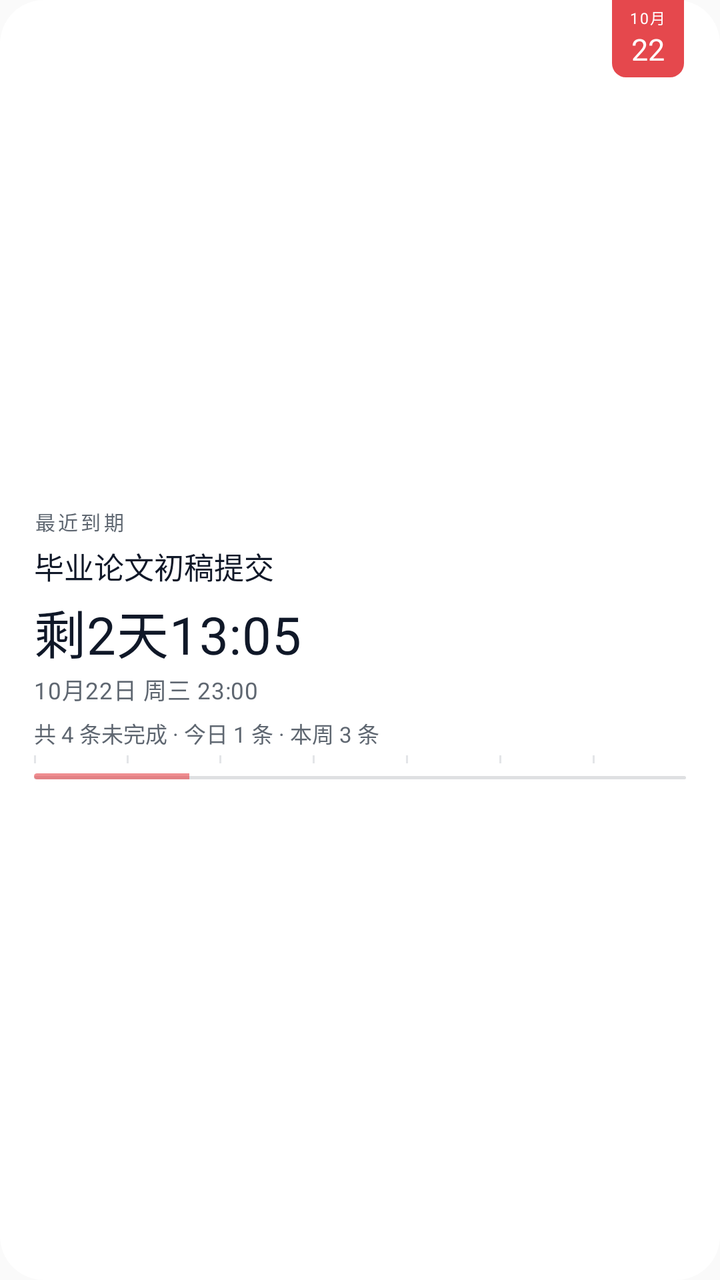
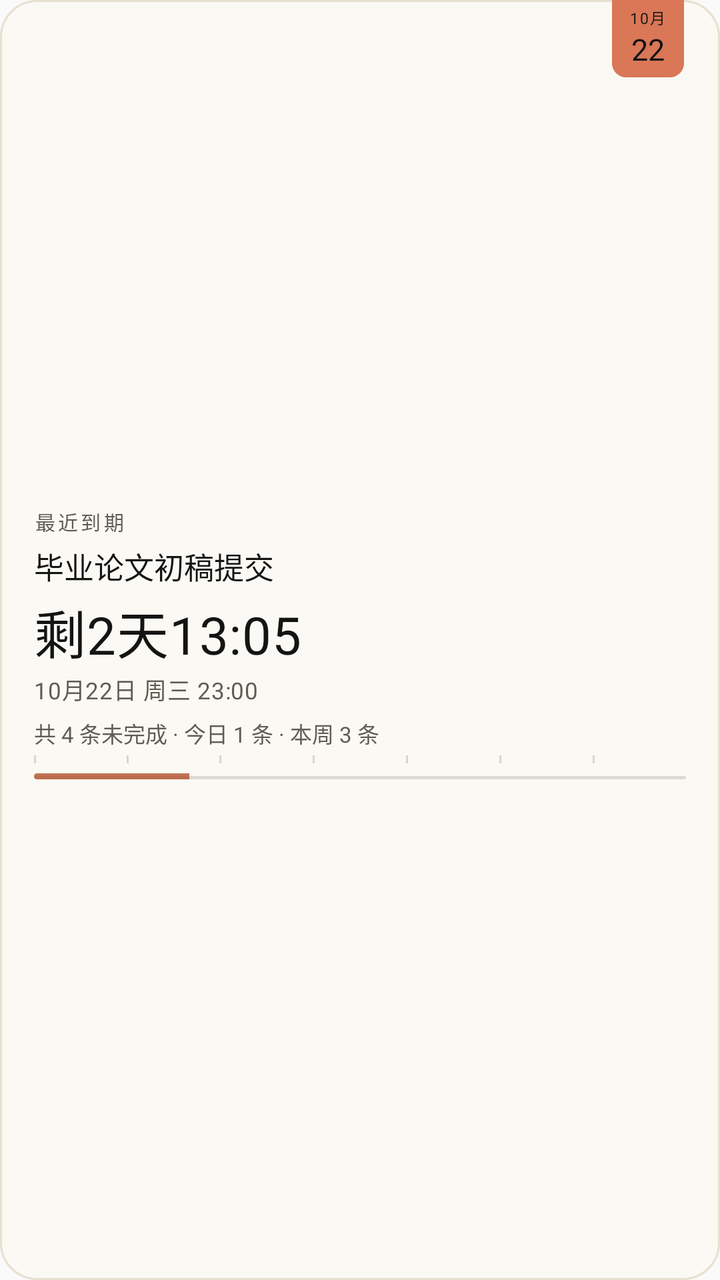

Two renders of the same Android screen: before a commit and after it. Below are the layout's source before the change and the commit's diff.
<!-- AndroidManifest.xml: application theme android:Theme.Material.Light.NoActionBar -->
<!-- res/layout/widget_v1_preview.xml -->
<?xml version="1.0" encoding="utf-8"?>
<FrameLayout xmlns:android="http://schemas.android.com/apk/res/android"
    android:layout_width="match_parent"
    android:layout_height="match_parent"
    android:background="@drawable/widget_bg_light">

    <LinearLayout
        android:layout_width="match_parent"
        android:layout_height="wrap_content"
        android:layout_gravity="center_vertical"
        android:orientation="vertical"
        android:paddingStart="17dp"
        android:paddingTop="11dp"
        android:paddingEnd="17dp"
        android:paddingBottom="8dp">

        <TextView
            android:layout_width="wrap_content"
            android:layout_height="wrap_content"
            android:text="@string/wgt_header_recent"
            android:textColor="#FF5F6771"
            android:textSize="10sp"
            android:letterSpacing="0.14"
/>

        <TextView
            android:layout_width="match_parent"
            android:layout_height="wrap_content"
            android:layout_marginTop="4dp"
            android:layout_marginEnd="48dp"
            android:text="@string/pv_title_thesis"
            android:textColor="#FF101828"
            android:textSize="15sp"
            android:maxLines="1"
            android:ellipsize="end"
/>

        <TextView
            android:layout_width="wrap_content"
            android:layout_height="wrap_content"
            android:layout_marginTop="3dp"
            android:layout_marginBottom="1dp"
            android:text="@string/pv_cd_days"
            android:textColor="#FF101828"
            android:textSize="26sp"
            android:maxLines="1"
            android:letterSpacing="0.01"
/>

        <TextView
            android:layout_width="wrap_content"
            android:layout_height="wrap_content"
            android:text="@string/pv_abs_line"
            android:textColor="#FF5F6771"
            android:textSize="11.5sp"
            android:letterSpacing="0.02"
/>

        <TextView
            android:layout_width="wrap_content"
            android:layout_height="wrap_content"
            android:layout_marginTop="5dp"
            android:text="@string/pv_meta"
            android:textColor="#FF5F6771"
            android:textSize="11sp"
/>

        <FrameLayout
            android:layout_width="match_parent"
            android:layout_height="12dp"
            android:layout_marginTop="3dp">

            <LinearLayout
                android:layout_width="match_parent"
                android:layout_height="match_parent"
                android:orientation="horizontal">

                <FrameLayout
                    android:layout_width="0dp"
                    android:layout_height="match_parent"
                    android:layout_weight="1">

                    <TextView
                        android:layout_width="1dp"
                        android:layout_height="4dp"
                        android:layout_gravity="left|top"
                        android:background="@drawable/widget_tick" />
                </FrameLayout>

                <FrameLayout
                    android:layout_width="0dp"
                    android:layout_height="match_parent"
                    android:layout_weight="1">

                    <TextView
                        android:layout_width="1dp"
                        android:layout_height="4dp"
                        android:layout_gravity="left|top"
                        android:background="@drawable/widget_tick" />
                </FrameLayout>

                <FrameLayout
                    android:layout_width="0dp"
                    android:layout_height="match_parent"
                    android:layout_weight="1">

                    <TextView
                        android:layout_width="1dp"
                        android:layout_height="4dp"
                        android:layout_gravity="left|top"
                        android:background="@drawable/widget_tick" />
                </FrameLayout>

                <FrameLayout
                    android:layout_width="0dp"
                    android:layout_height="match_parent"
                    android:layout_weight="1">

                    <TextView
                        android:layout_width="1dp"
                        android:layout_height="4dp"
                        android:layout_gravity="left|top"
                        android:background="@drawable/widget_tick" />
                </FrameLayout>

                <FrameLayout
                    android:layout_width="0dp"
                    android:layout_height="match_parent"
                    android:layout_weight="1">

                    <TextView
                        android:layout_width="1dp"
                        android:layout_height="4dp"
                        android:layout_gravity="left|top"
                        android:background="@drawable/widget_tick" />
                </FrameLayout>

                <FrameLayout
                    android:layout_width="0dp"
                    android:layout_height="match_parent"
                    android:layout_weight="1">

                    <TextView
                        android:layout_width="1dp"
                        android:layout_height="4dp"
                        android:layout_gravity="left|top"
                        android:background="@drawable/widget_tick" />
                </FrameLayout>

                <FrameLayout
                    android:layout_width="0dp"
                    android:layout_height="match_parent"
                    android:layout_weight="1">

                    <TextView
                        android:layout_width="1dp"
                        android:layout_height="4dp"
                        android:layout_gravity="left|top"
                        android:background="@drawable/widget_tick" />
                </FrameLayout>
            </LinearLayout>

            <TextView
                android:layout_width="match_parent"
                android:layout_height="1.5dp"
                android:layout_gravity="bottom"
                android:background="@drawable/widget_ruler_track_light" />

            <ProgressBar
                style="@android:style/Widget.ProgressBar.Horizontal"
                android:layout_width="match_parent"
                android:layout_height="3dp"
                android:layout_gravity="bottom"
                android:max="168"
                android:progress="40"
                android:progressDrawable="@drawable/widget_ruler_progress" />
        </FrameLayout>
    </LinearLayout>

    <LinearLayout
        android:layout_width="36dp"
        android:layout_height="wrap_content"
        android:layout_gravity="top|end"
        android:layout_marginEnd="18dp"
        android:background="@drawable/widget_calpg_light"
        android:gravity="center_horizontal"
        android:orientation="vertical"
        android:paddingTop="3dp"
        android:paddingBottom="4dp">

        <TextView
            android:layout_width="wrap_content"
            android:layout_height="wrap_content"
            android:text="@string/ph_calpg_month"
            android:textColor="#FFFFFFFF"
            android:textSize="7.5sp"
            android:letterSpacing="0.08"
/>

        <TextView
            android:layout_width="wrap_content"
            android:layout_height="wrap_content"
            android:text="22"
            android:textColor="#FFFFFFFF"
            android:textSize="15sp"
/>
    </LinearLayout>
</FrameLayout>
<!-- resources referenced by this layout -->
<resources>
  <!-- drawable widget_bg_light (drawable) -->
  <?xml version="1.0" encoding="utf-8"?>
  <shape xmlns:android="http://schemas.android.com/apk/res/android">
      <solid android:color="#FFFFFFFF" />
      <corners android:radius="22dp" />
  </shape>
  <!-- drawable widget_calpg_light (drawable) -->
  <?xml version="1.0" encoding="utf-8"?>
  <shape xmlns:android="http://schemas.android.com/apk/res/android">
      <solid android:color="#FFE5484D" />
      <corners android:bottomLeftRadius="7dp" android:bottomRightRadius="7dp" />
  </shape>
  <!-- drawable widget_ruler_progress (drawable) -->
  <?xml version="1.0" encoding="utf-8"?>
  <layer-list xmlns:android="http://schemas.android.com/apk/res/android">
      <item android:id="@android:id/progress">
          <clip>
              <shape android:shape="rectangle">
                  <corners android:radius="2dp" />
                  <solid android:color="#9EE5484D" />
              </shape>
          </clip>
      </item>
  </layer-list>
  <!-- drawable widget_ruler_track_light (drawable) -->
  <?xml version="1.0" encoding="utf-8"?>
  <shape xmlns:android="http://schemas.android.com/apk/res/android">
      <solid android:color="#22101828" />
      <corners android:radius="1dp" />
  </shape>
  <!-- drawable widget_tick (drawable) -->
  <?xml version="1.0" encoding="utf-8"?>
  <shape xmlns:android="http://schemas.android.com/apk/res/android">
      <solid android:color="#3D8B949E" />
      <size android:width="1dp" />
  </shape>
  <string name="ph_calpg_month">10月</string>
  <string name="pv_abs_line">10月22日 周三 23:00</string>
  <string name="pv_cd_days">剩2天13:05</string>
  <string name="pv_meta">共 4 条未完成 · 今日 1 条 · 本周 3 条</string>
  <string name="pv_title_thesis">毕业论文初稿提交</string>
  <string name="wgt_header_recent">最近到期</string>
</resources>

<!-- the commit's change to res/layout/widget_v1_preview.xml (unified diff, before → after) -->
@@ -18,7 +18,7 @@
             android:layout_width="wrap_content"
             android:layout_height="wrap_content"
             android:text="@string/wgt_header_recent"
-            android:textColor="#FF5F6771"
+            android:textColor="#FF5F5C53"
             android:textSize="10sp"
             android:letterSpacing="0.14"
 />
@@ -29,7 +29,7 @@
             android:layout_marginTop="4dp"
             android:layout_marginEnd="48dp"
             android:text="@string/pv_title_thesis"
-            android:textColor="#FF101828"
+            android:textColor="#FF141413"
             android:textSize="15sp"
             android:maxLines="1"
             android:ellipsize="end"
@@ -41,7 +41,7 @@
             android:layout_marginTop="3dp"
             android:layout_marginBottom="1dp"
             android:text="@string/pv_cd_days"
-            android:textColor="#FF101828"
+            android:textColor="#FF141413"
             android:textSize="26sp"
             android:maxLines="1"
             android:letterSpacing="0.01"
@@ -51,7 +51,7 @@
             android:layout_width="wrap_content"
             android:layout_height="wrap_content"
             android:text="@string/pv_abs_line"
-            android:textColor="#FF5F6771"
+            android:textColor="#FF5F5C53"
             android:textSize="11.5sp"
             android:letterSpacing="0.02"
 />
@@ -61,7 +61,7 @@
             android:layout_height="wrap_content"
             android:layout_marginTop="5dp"
             android:text="@string/pv_meta"
-            android:textColor="#FF5F6771"
+            android:textColor="#FF5F5C53"
             android:textSize="11sp"
 />
 
@@ -192,7 +192,7 @@
             android:layout_width="wrap_content"
             android:layout_height="wrap_content"
             android:text="@string/ph_calpg_month"
-            android:textColor="#FFFFFFFF"
+            android:textColor="#FF141413"
             android:textSize="7.5sp"
             android:letterSpacing="0.08"
 />
@@ -201,7 +201,7 @@
             android:layout_width="wrap_content"
             android:layout_height="wrap_content"
             android:text="22"
-            android:textColor="#FFFFFFFF"
+            android:textColor="#FF141413"
             android:textSize="15sp"
 />
     </LinearLayout>
<!-- resource entries referenced after the edit -->
@@ -3,13 +3,14 @@
   <!-- drawable widget_bg_light (drawable) -->
   <?xml version="1.0" encoding="utf-8"?>
   <shape xmlns:android="http://schemas.android.com/apk/res/android">
-      <solid android:color="#FFFFFFFF" />
-      <corners android:radius="22dp" />
+      <solid android:color="#FFFBF9F3" />
+      <stroke android:width="1dp" android:color="#FFE6E0D0" />
+      <corners android:radius="18dp" />
   </shape>
   <!-- drawable widget_calpg_light (drawable) -->
   <?xml version="1.0" encoding="utf-8"?>
   <shape xmlns:android="http://schemas.android.com/apk/res/android">
-      <solid android:color="#FFE5484D" />
+      <solid android:color="#FFD97757" />
       <corners android:bottomLeftRadius="7dp" android:bottomRightRadius="7dp" />
   </shape>
   <!-- drawable widget_ruler_progress (drawable) -->
@@ -19,7 +20,7 @@
           <clip>
               <shape android:shape="rectangle">
                   <corners android:radius="2dp" />
-                  <solid android:color="#9EE5484D" />
+                  <solid android:color="#CCB4522E" />
               </shape>
           </clip>
       </item>
@@ -27,13 +28,13 @@
   <!-- drawable widget_ruler_track_light (drawable) -->
   <?xml version="1.0" encoding="utf-8"?>
   <shape xmlns:android="http://schemas.android.com/apk/res/android">
-      <solid android:color="#22101828" />
+      <solid android:color="#22141413" />
       <corners android:radius="1dp" />
   </shape>
   <!-- drawable widget_tick (drawable) -->
   <?xml version="1.0" encoding="utf-8"?>
   <shape xmlns:android="http://schemas.android.com/apk/res/android">
-      <solid android:color="#3D8B949E" />
+      <solid android:color="#4D8B8477" />
       <size android:width="1dp" />
   </shape>
   <string name="ph_calpg_month">10月</string>
